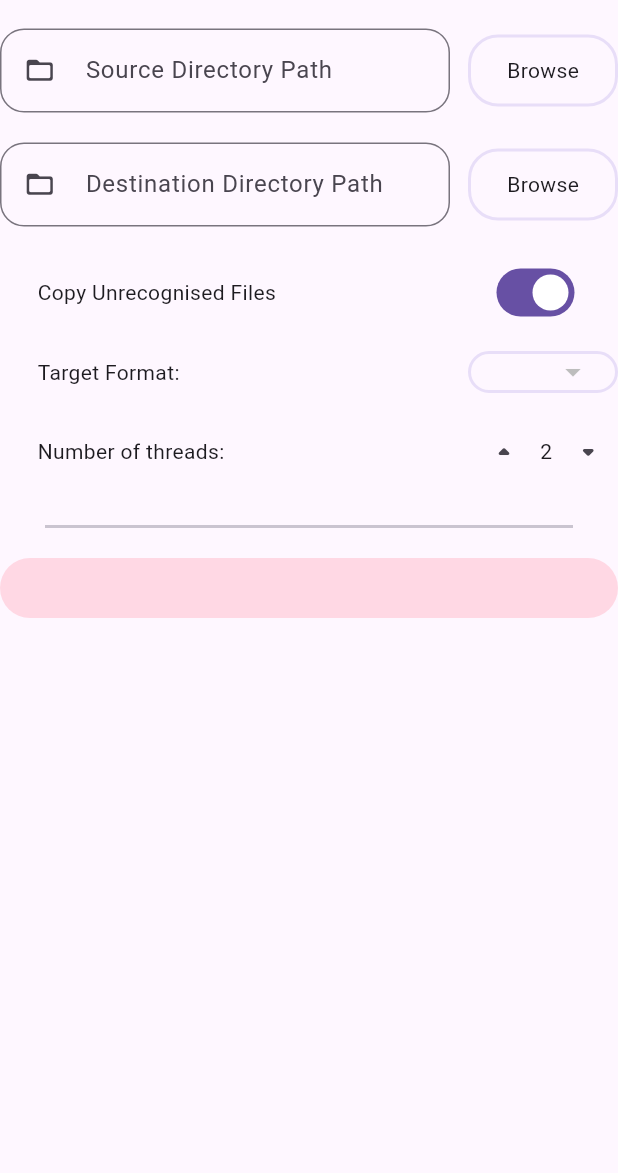
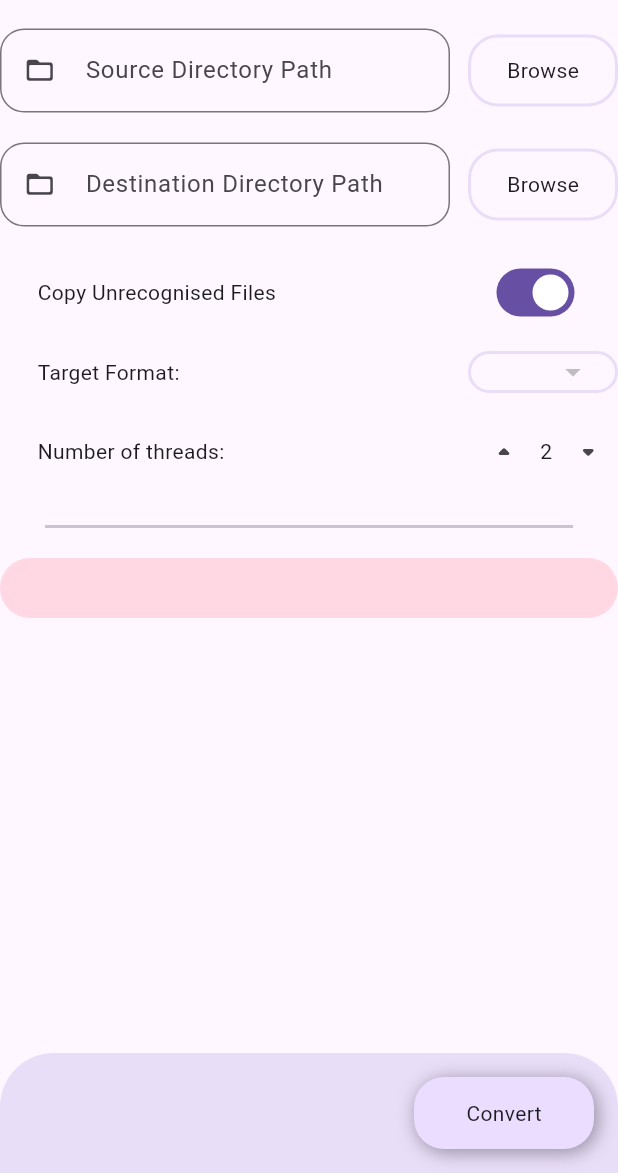
Before and after one commit to psomani16k/Diraudio, a Flutter app: the screen it shows after launch, on a phone screen of 412 x 824 dp, the part 63-1236 px from its top. Run offline on Flutter 3.47's test engine with Material 3 defaults, Android fonts, the light colour scheme and no system bars; drawn by our look-alikes of dynamic_color; our stand-ins replace file_picker; missing offline and left inert: window_manager; statements that could not run were skipped.

Commit message:
working on progress update ui

```diff
--- a/lib/main.dart
+++ b/lib/main.dart
@@ -30,7 +30,7 @@ class _MyAppState extends State<MyApp> {
           theme: ThemeData(colorScheme: lightDynamic),
           darkTheme: ThemeData(colorScheme: darkDynamic),
           debugShowCheckedModeBanner: false,
-          home: const ProgressUpdateProcessor(),
+          home: const HomePage(),
         );
       },
     );
--- a/lib/ui/elements/ui_elements.dart
+++ b/lib/ui/elements/ui_elements.dart
@@ -24,4 +24,26 @@ class DiraudioUiElements {
       ),
     );
   }
+
+  static diraudioFIlledButton(
+      BuildContext context, String text, double width, Function onTap) {
+    return InkWell(
+      onTap: () {
+        onTap();
+      },
+      borderRadius: BorderRadius.circular(20),
+      child: Container(
+        height: 48,
+        width: width,
+        decoration: BoxDecoration(
+            boxShadow: const [
+              BoxShadow(
+                  color: Colors.black38, blurRadius: 10, offset: Offset(2, 2))
+            ],
+            color: Theme.of(context).colorScheme.primaryContainer,
+            borderRadius: BorderRadius.circular(20)),
+        child: Center(child: Text(text)),
+      ),
+    );
+  }
 }
--- a/lib/ui/home_page/home_page.dart
+++ b/lib/ui/home_page/home_page.dart
@@ -1,15 +1,18 @@
+import 'package:audio_library_convertor/app_state.dart';
+import 'package:audio_library_convertor/ui/elements/ui_elements.dart';
+import 'package:audio_library_convertor/ui/progress_update_processor/progress_update_processor.dart';
 import 'package:audio_library_convertor/ui/transcoder_page/transcoder_page.dart';
 import 'package:flutter/material.dart';
+import 'package:flutter/widgets.dart';
 
-class ProgressUpdateProcessor extends StatefulWidget {
-  const ProgressUpdateProcessor({super.key});
+class HomePage extends StatefulWidget {
+  const HomePage({super.key});
 
   @override
-  State<ProgressUpdateProcessor> createState() =>
-      _ProgressUpdateProcessorState();
+  State<HomePage> createState() => _HomePageState();
 }
 
-class _ProgressUpdateProcessorState extends State<ProgressUpdateProcessor> {
+class _HomePageState extends State<HomePage> {
   // int _navigationIndex = 0;
   @override
   Widget build(BuildContext context) {
@@ -17,9 +20,15 @@ class _ProgressUpdateProcessorState extends State<ProgressUpdateProcessor> {
       appBar: AppBar(
         title: const Text("Diraudio"),
       ),
-      body: Stack(children: [
-        const TranscoderPage(),
-      ]),
+      body: Stack(
+        children: [
+          TranscoderPage(),
+          SizedBox(
+              height: MediaQuery.sizeOf(context).height,
+              width: MediaQuery.sizeOf(context).width,
+              child: ProgressUpdateProcessor()),
+        ],
+      ),
     );
   }
 }
--- /dev/null
+++ b/lib/ui/progress_update_processor/progress_update_processor.dart
@@ -0,0 +1,74 @@
+import 'package:audio_library_convertor/app_state.dart';
+import 'package:audio_library_convertor/messages/rust_signal.pb.dart';
+import 'package:audio_library_convertor/ui/elements/ui_elements.dart';
+import 'package:flutter/material.dart';
+
+class ProgressUpdateProcessor extends StatefulWidget {
+  const ProgressUpdateProcessor({super.key});
+
+  @override
+  State<ProgressUpdateProcessor> createState() =>
+      _ProgressUpdateProcessorState();
+}
+
+class _ProgressUpdateProcessorState extends State<ProgressUpdateProcessor> {
+  final List<ProgressUpdate> _progressHistory = [];
+  bool _showingUpdates = false;
+
+  Text _processSingleProgressUpdate(ProgressUpdate progressUpdate) {
+    return Text(
+      "Thread ${progressUpdate.handlingThread}: ${progressUpdate.msg}",
+      style: TextStyle(
+        color: (progressUpdate.messageType == MessageType.Fail)
+            ? Theme.of(context).colorScheme.error
+            : Theme.of(context).colorScheme.onTertiaryContainer,
+      ),
+    );
+  }
+
+  @override
+  Widget build(BuildContext context) {
+    return Column(
+      mainAxisAlignment: MainAxisAlignment.end,
+      children: [
+        Container(
+          decoration: BoxDecoration(
+            color: Theme.of(context).colorScheme.secondaryContainer,
+            borderRadius: const BorderRadius.only(
+              topLeft: Radius.circular(36),
+              topRight: Radius.circular(36),
+            ),
+          ),
+          height: 80,
+          width: MediaQuery.sizeOf(context).width,
+          child: Align(
+            alignment: Alignment.centerRight,
+            child: Padding(
+              padding: const EdgeInsets.all(16),
+              child: DiraudioUiElements.diraudioFIlledButton(
+                context,
+                "Convert",
+                120,
+                () {
+                  //TranscoderState.getInstance().startConversion();
+                  setState(() {
+                    _showingUpdates = !_showingUpdates;
+                  });
+                },
+              ),
+            ),
+          ),
+        ),
+        AnimatedContainer(
+          duration: Durations.extralong1,
+          curve: Easing.emphasizedDecelerate,
+          height: _showingUpdates
+              ? (MediaQuery.sizeOf(context).height -
+                  80 -
+                  (Theme.of(context).appBarTheme.toolbarHeight ?? 56))
+              : 0,
+        ),
+      ],
+    );
+  }
+}
```
